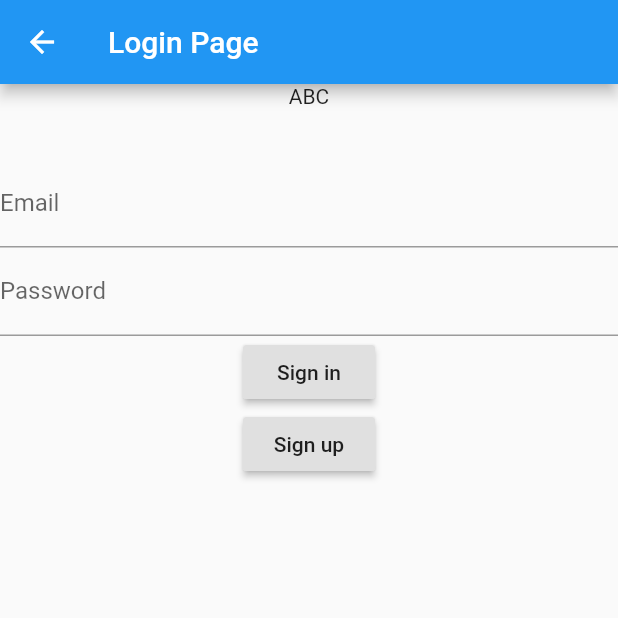
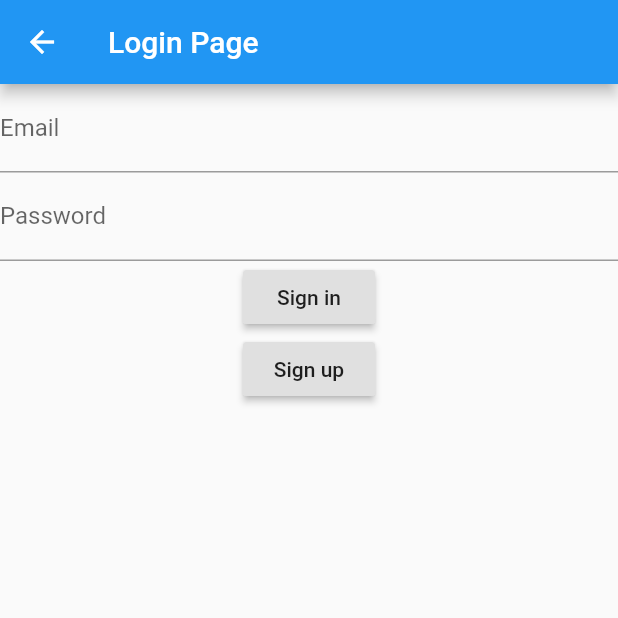
Before and after one commit to alexkkm/flutter_firebase_auth_tutorial, a Flutter app: the SignInPage screen opened directly, on a phone screen of 412 x 824 dp, the top half of it. Run offline on Flutter 3.47's test engine with Material 2 defaults, Android fonts, the phone set to English and light mode, and no system bars; our stand-ins replace firebase_auth, firebase_core; accounts and stored records are empty.

Commit message:
delete Text ABC in sigein page

```diff
--- a/lib/sign_in_page.dart
+++ b/lib/sign_in_page.dart
@@ -14,10 +14,6 @@ class SignInPage extends StatelessWidget {
       ),
       body: Column(
         children: [
-          Container(
-            height: 50,
-            child: Text("ABC"),
-          ),
           TextField(
             controller: emailController,
             decoration: InputDecoration(
```
